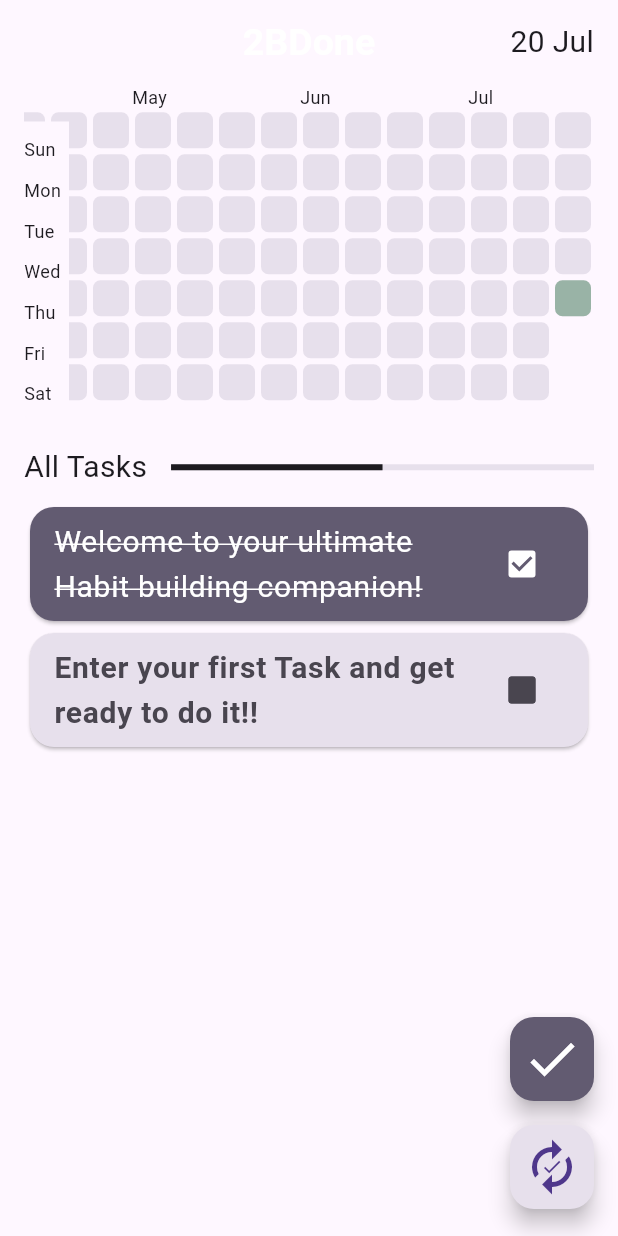
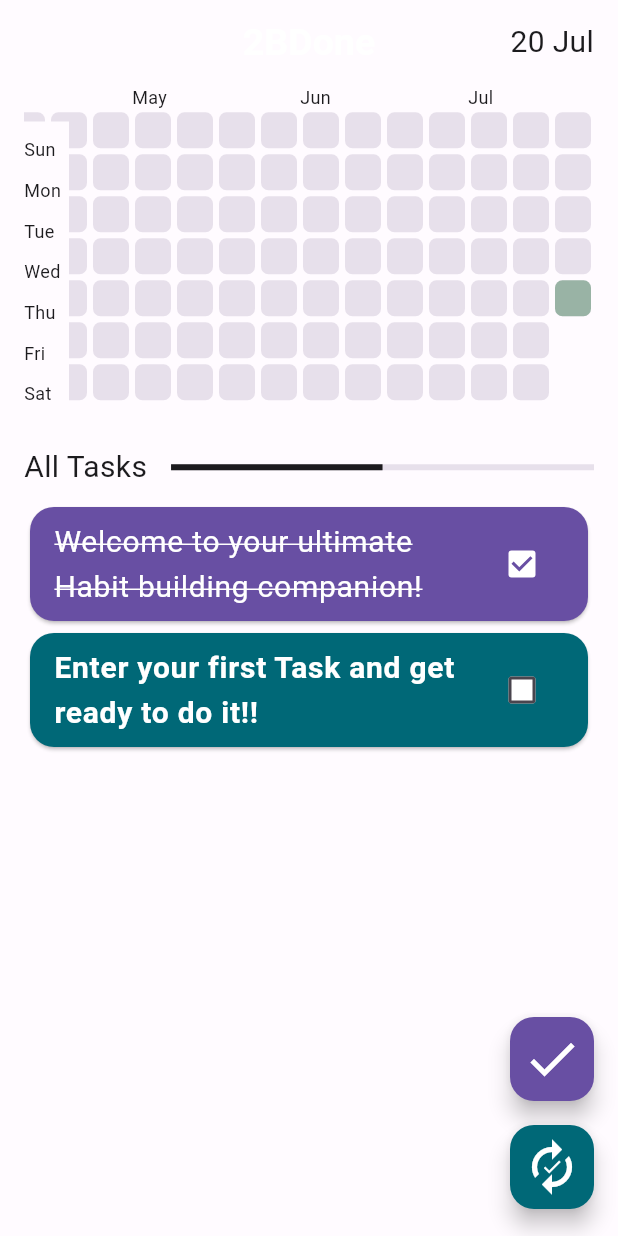
Before and after one commit to srksifat-dev/habitask, a Flutter app: the screen it shows after launch, on a phone screen of 412 x 824 dp. Run offline on Flutter 3.47's test engine with Material 2 defaults, Android fonts, the phone set to English and light mode, and no system bars; drawn by our look-alikes of dynamic_color, flutter_heatmap_calendar, flutter_slidable; our stand-ins replace date_format, get_storage, go_router, isar; accounts and stored records are empty; generated files the repository leaves out were written again.

Commit message:
material 3 theme override with app own theme

```diff
--- a/lib/features/home/components/add_daily_task.dart
+++ b/lib/features/home/components/add_daily_task.dart
@@ -25,7 +25,7 @@ class _AddDailyTaskState extends State<AddDailyTask> {
       maintainState: true,
       visible: widget.isVisible,
       child: FloatingActionButton(
-        backgroundColor: Theme.of(context).colorScheme.secondary,
+        backgroundColor: Theme.of(context).colorScheme.primary,
         onPressed: () {
           showDialog(
               context: context,
@@ -121,7 +121,7 @@ class _AddDailyTaskState extends State<AddDailyTask> {
         child: Icon(
           Icons.done,
           size: 40,
-          color: Theme.of(context).colorScheme.onSecondary,
+          color: Theme.of(context).colorScheme.onPrimary,
         ),
       ),
     );
--- a/lib/features/home/components/add_habitual_task.dart
+++ b/lib/features/home/components/add_habitual_task.dart
@@ -24,7 +24,7 @@ class _AddHabitualTaskState extends State<AddHabitualTask> {
       maintainState: true,
       visible: widget.isVisible,
       child: FloatingActionButton(
-        backgroundColor: Theme.of(context).colorScheme.surfaceVariant,
+        backgroundColor: Theme.of(context).colorScheme.tertiary,
         onPressed: () {
           showDialog(
               context: context,
@@ -100,16 +100,18 @@ class _AddHabitualTaskState extends State<AddHabitualTask> {
                     ),
                   ));
         },
-        child: const Stack(
+        child: Stack(
           alignment: Alignment.center,
           children: [
             Icon(
               Icons.autorenew,
               size: 40,
+              color: Theme.of(context).colorScheme.onTertiary,
             ),
             Icon(
               Icons.done,
               size: 15,
+              color: Theme.of(context).colorScheme.onTertiary,
             )
           ],
         ),
--- a/lib/features/home/screens/home_screen.dart
+++ b/lib/features/home/screens/home_screen.dart
@@ -351,10 +351,10 @@ class _HomeScreenState extends State<HomeScreen> {
                                       color: task.taskType == "dt"
                                           ? Theme.of(context)
                                               .colorScheme
-                                              .secondary
+                                              .primary
                                           : Theme.of(context)
                                               .colorScheme
-                                              .surfaceVariant,
+                                              .tertiary,
                                       shape: RoundedRectangleBorder(
                                           borderRadius:
                                               BorderRadius.circular(16)),
@@ -362,19 +362,19 @@ class _HomeScreenState extends State<HomeScreen> {
                                         checkColor: task.taskType == "dt"
                                             ? Theme.of(context)
                                                 .colorScheme
-                                                .secondary
+                                                .primary
                                             : Theme.of(context)
                                                 .colorScheme
-                                                .surfaceVariant,
+                                                .tertiary,
                                         fillColor: task.taskType == "dt"
                                             ? MaterialStatePropertyAll(
                                                 Theme.of(context)
                                                     .colorScheme
-                                                    .onSecondary)
+                                                    .onPrimary)
                                             : MaterialStatePropertyAll(
                                                 Theme.of(context)
                                                     .colorScheme
-                                                    .onSurfaceVariant),
+                                                    .onTertiary),
                                         value: task.isComplete,
                                         onChanged: (value) async {
                                           await isarService.editTaskStatus(
@@ -390,10 +390,10 @@ class _HomeScreenState extends State<HomeScreen> {
                                             color: task.taskType == "dt"
                                                 ? Theme.of(context)
                                                     .colorScheme
-                                                    .onSecondary
+                                                    .onPrimary
                                                 : Theme.of(context)
                                                     .colorScheme
-                                                    .onSurfaceVariant,
+                                                    .onTertiary,
                                             decoration: task.isComplete
                                                 ? TextDecoration.lineThrough
                                                 : TextDecoration.none,
@@ -401,10 +401,10 @@ class _HomeScreenState extends State<HomeScreen> {
                                                 task.taskType == "dt"
                                                     ? Theme.of(context)
                                                         .colorScheme
-                                                        .onSecondary
+                                                        .onPrimary
                                                     : Theme.of(context)
                                                         .colorScheme
-                                                        .onSurfaceVariant,
+                                                        .onTertiary,
                                           ),
                                         ),
                                       ),
--- a/lib/main.dart
+++ b/lib/main.dart
@@ -1,8 +1,9 @@
-import 'package:dynamic_color/dynamic_color.dart';
+
 import 'package:flutter/material.dart';
 import 'package:get_storage/get_storage.dart';
 import 'package:to_be_done/router/router.dart';
 import 'package:to_be_done/service/isar_service.dart';
+import 'package:to_be_done/theme/app_colors.dart';
 import 'package:to_be_done/theme/app_theme.dart';
 
 import 'common/formate_dateTime.dart';
@@ -39,17 +40,15 @@ class MyApp extends StatefulWidget {
 class _MyAppState extends State<MyApp> {
   @override
   Widget build(BuildContext context) {
-    return DynamicColorBuilder(
-      builder: (lightDynamic, darkDynamic) {
         return MaterialApp.router(
           theme: ThemeData(
-            colorScheme: lightDynamic,
+            colorScheme: lightColorScheme,
             useMaterial3: true,
             textTheme: textTheme,
             appBarTheme: appBarTheme,
           ),
           darkTheme: ThemeData(
-            colorScheme: darkDynamic,
+            colorScheme: darkColorScheme,
             useMaterial3: true,
             textTheme: textTheme,
             appBarTheme: appBarTheme,
@@ -58,8 +57,7 @@ class _MyAppState extends State<MyApp> {
           routeInformationProvider:
               AppRouter().goRouter.routeInformationProvider,
           routerDelegate: AppRouter().goRouter.routerDelegate,
-        );
-      },
+
     );
   }
 }
--- /dev/null
+++ b/lib/theme/app_colors.dart
@@ -0,0 +1,69 @@
+import 'package:flutter/material.dart';
+
+const lightColorScheme = ColorScheme(
+  brightness: Brightness.light,
+  primary: Color(0xFF684FA3),
+  onPrimary: Color(0xFFFFFFFF),
+  primaryContainer: Color(0xFFE9DDFF),
+  onPrimaryContainer: Color(0xFF23005B),
+  secondary: Color(0xFF8B4483),
+  onSecondary: Color(0xFFFFFFFF),
+  secondaryContainer: Color(0xFFFFD7F4),
+  onSecondaryContainer: Color(0xFF380037),
+  tertiary: Color(0xFF006877),
+  onTertiary: Color(0xFFFFFFFF),
+  tertiaryContainer: Color(0xFFA5EEFF),
+  onTertiaryContainer: Color(0xFF001F25),
+  error: Color(0xFFBA1A1A),
+  errorContainer: Color(0xFFFFDAD6),
+  onError: Color(0xFFFFFFFF),
+  onErrorContainer: Color(0xFF410002),
+  background: Color(0xFFFFFBFF),
+  onBackground: Color(0xFF1C1B1E),
+  surface: Color(0xFFFFFBFF),
+  onSurface: Color(0xFF1C1B1E),
+  surfaceVariant: Color(0xFFE7E0EB),
+  onSurfaceVariant: Color(0xFF49454E),
+  outline: Color(0xFF7A757F),
+  onInverseSurface: Color(0xFFF5EFF4),
+  inverseSurface: Color(0xFF323033),
+  inversePrimary: Color(0xFFD1BCFF),
+  shadow: Color(0xFF000000),
+  surfaceTint: Color(0xFF684FA3),
+  outlineVariant: Color(0xFFCAC4CF),
+  scrim: Color(0xFF000000),
+);
+
+const darkColorScheme = ColorScheme(
+  brightness: Brightness.dark,
+  primary: Color(0xFFD1BCFF),
+  onPrimary: Color(0xFF391E72),
+  primaryContainer: Color(0xFF50378A),
+  onPrimaryContainer: Color(0xFFE9DDFF),
+  secondary: Color(0xFFFFABF1),
+  onSecondary: Color(0xFF551351),
+  secondaryContainer: Color(0xFF702C6A),
+  onSecondaryContainer: Color(0xFFFFD7F4),
+  tertiary: Color(0xFF52D7F0),
+  onTertiary: Color(0xFF00363F),
+  tertiaryContainer: Color(0xFF004E5A),
+  onTertiaryContainer: Color(0xFFA5EEFF),
+  error: Color(0xFFFFB4AB),
+  errorContainer: Color(0xFF93000A),
+  onError: Color(0xFF690005),
+  onErrorContainer: Color(0xFFFFDAD6),
+  background: Color(0xFF1C1B1E),
+  onBackground: Color(0xFFE6E1E6),
+  surface: Color(0xFF1C1B1E),
+  onSurface: Color(0xFFE6E1E6),
+  surfaceVariant: Color(0xFF49454E),
+  onSurfaceVariant: Color(0xFFCAC4CF),
+  outline: Color(0xFF948F99),
+  onInverseSurface: Color(0xFF1C1B1E),
+  inverseSurface: Color(0xFFE6E1E6),
+  inversePrimary: Color(0xFF684FA3),
+  shadow: Color(0xFF000000),
+  surfaceTint: Color(0xFFD1BCFF),
+  outlineVariant: Color(0xFF49454E),
+  scrim: Color(0xFF000000),
+);
--- a/pubspec.yaml
+++ b/pubspec.yaml
@@ -35,7 +35,6 @@ dependencies:
   # The following adds the Cupertino Icons font to your application.
   # Use with the CupertinoIcons class for iOS style icons.
   cupertino_icons: ^1.0.2
-  dynamic_color: ^1.6.6
   go_router: ^9.0.3
   flutter_heatmap_calendar: ^1.0.5
   isar: ^3.1.0+1
```
Also changed, not shown: pubspec.lock.
